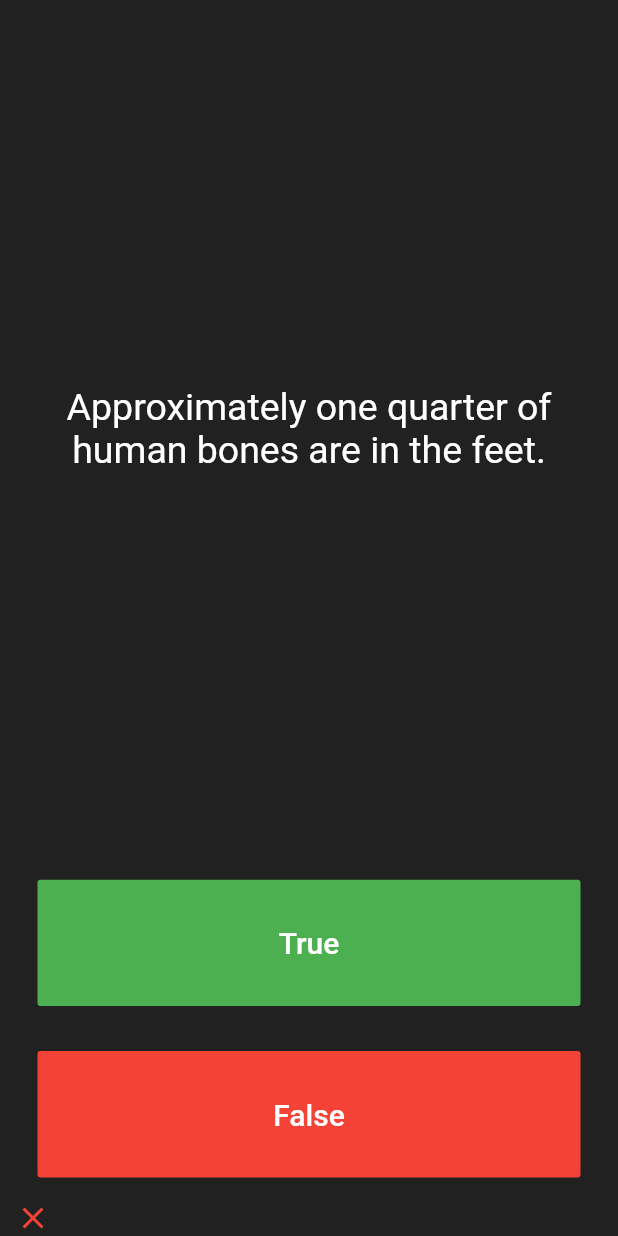
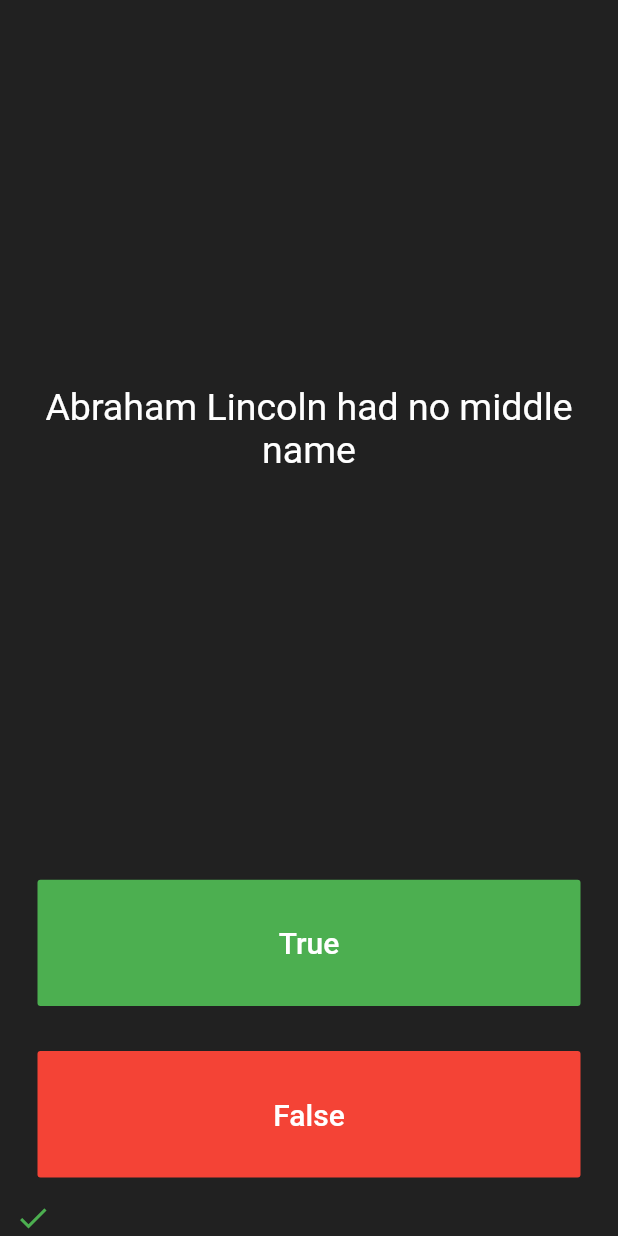
Before and after one commit to shishir2sr/flutterFun_QuizApp, a Flutter app: the screen it shows after launch, after a tap on "True", on a phone screen of 412 x 824 dp. Run offline on Flutter 3.47's test engine with Material 2 defaults, Android fonts, the phone set to English and light mode, and no system bars; our stand-ins replace rflutter_alert.

Commit message:
Questions are updated. All bug fixes. final copy

```diff
--- a/lib/main.dart
+++ b/lib/main.dart
@@ -30,17 +30,28 @@ class QuizPage extends StatefulWidget {
 class _QuizPageState extends State<QuizPage> {
   QuizerBrain qb = QuizerBrain();
   List<Icon> ansIcon = [];
+  int scr =0;
 
   void chkAns(bool usersAns) {
     if (ansIcon.length >= qb.qsLen()) {
       print('fulll');
-      Alert(context: context, title: 'Quize is over', buttons: [
+      Alert(context: context, title: 'Game Over!',
+      desc: 'Your Score: $scr.\n Try again. Thak you :)',
+       buttons: [
         DialogButton(
-            child: Text('Start again!'),
+          color: Colors.teal[500],
+            child: Text('Start again!',
+            style: TextStyle(
+              color: Colors.white,
+              fontWeight: FontWeight.bold,
+              fontSize: 20
+            ),
+            ),
             onPressed: () {
               setState(() {
                 qb.resetState();
                 ansIcon = [];
+                scr=0;
               });
               Navigator.pop(context);
             })
@@ -51,6 +62,7 @@ class _QuizPageState extends State<QuizPage> {
           Icons.check,
           color: Colors.green,
         ));
+        scr++;
       } else {
         ansIcon.add(Icon(
           Icons.close,
--- a/lib/quizer_brain.dart
+++ b/lib/quizer_brain.dart
@@ -1,15 +1,20 @@
-
-
 import 'questions.dart';
 //import 'package:rflutter_alert/rflutter_alert.dart';
 
 class QuizerBrain {
   int _p = 0;
   List<Questions> _ques = [
-    Questions('You can lead a cow down stairs but not up stairs.', false),
-    Questions(
-        'Approximately one quarter of human bones are in the feet.', true),
-    Questions('A slug\'s blood is green.', true)
+    Questions('A male Rhinoceros is known as bull', true),
+    Questions('Abraham Lincoln had no middle name',true),
+    Questions('Japan has square watermelons.', true),
+    Questions('Before becoming queen, Queen Elizabeth was a mechanic.', true),
+    Questions('Cows sleep standing up. ', true),
+    Questions('Polar bears’ skin is black', true),
+    Questions('. There’s a city in Pennsylvania called Intercourse.', true),
+    Questions('When you mix red and blue paint together, purple color will be produced', true),
+    Questions('Canberra is the capital of Australia', true),
+    Questions('The answers of all above questions are true', true),
+
   ];
 
   String getQuestions() => (_ques[_p].qs);
@@ -20,13 +25,9 @@ class QuizerBrain {
     }
   }
 
+  int qsLen() => (_ques.length);
 
-
-   int qsLen()=> (_ques.length);
-
-  void resetState(){
-    _p=0;
+  void resetState() {
+    _p = 0;
   }
-
-
 }
```
